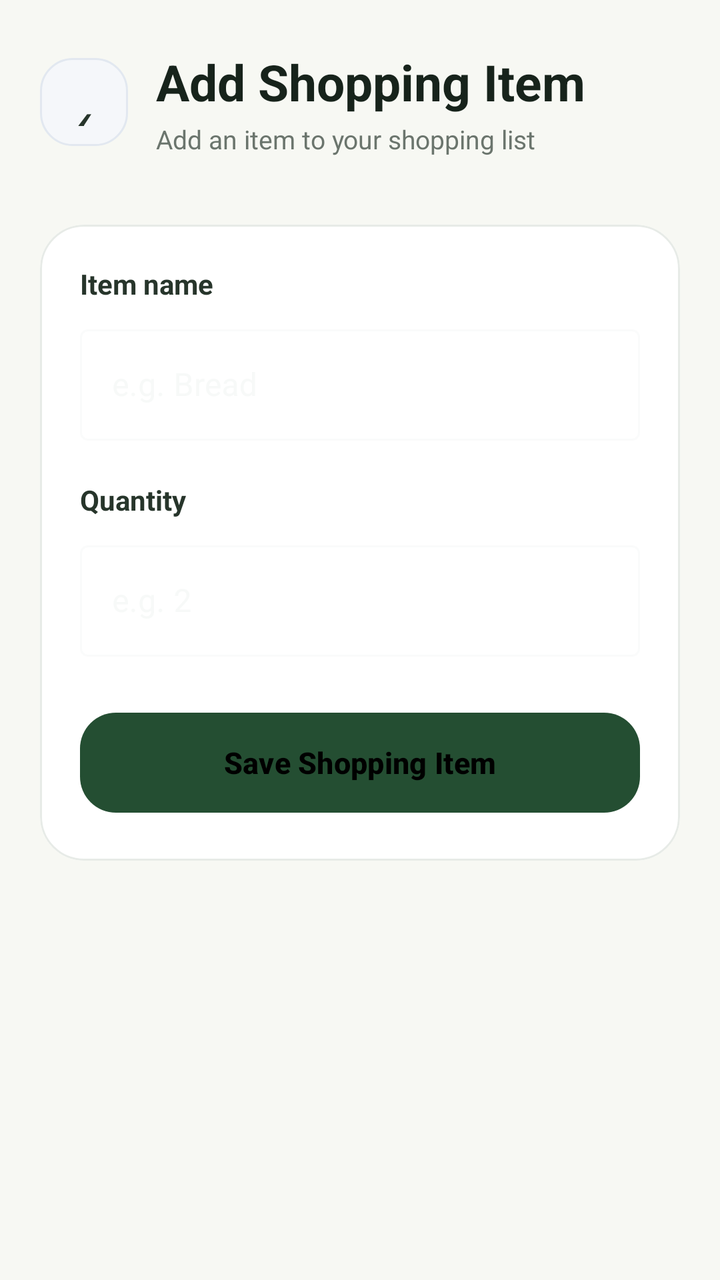
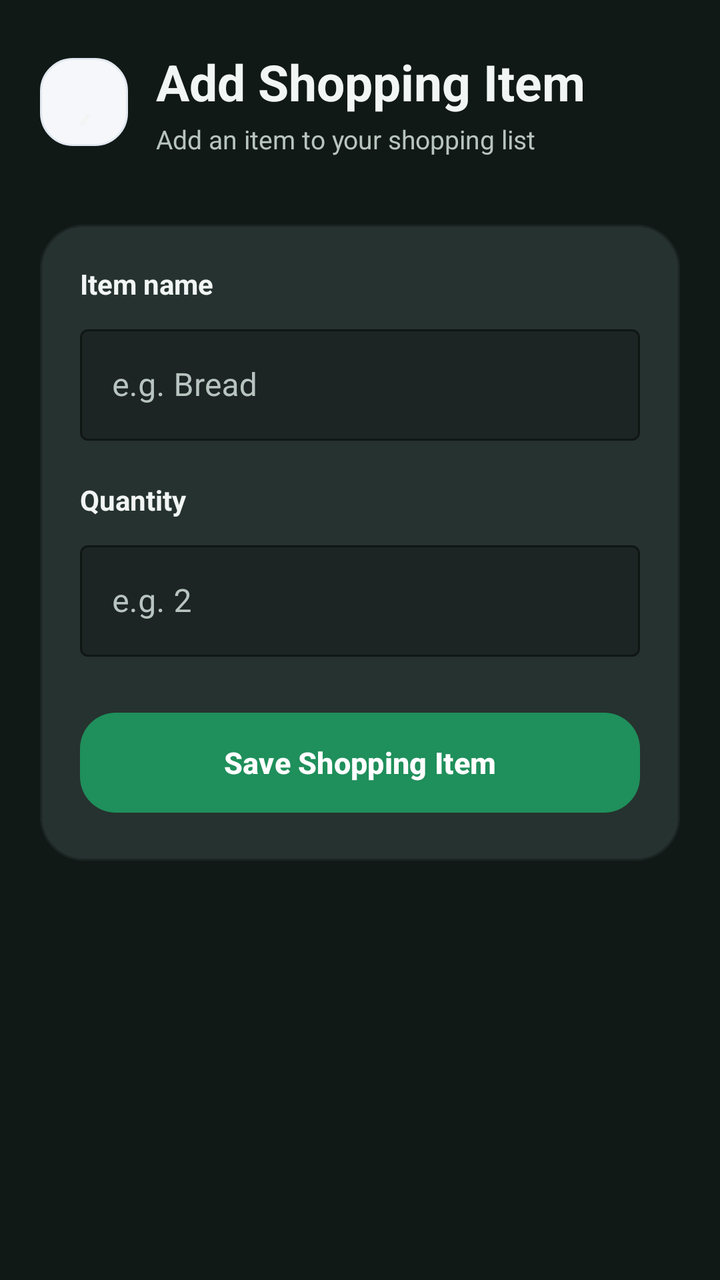

Compare the two renders of this Android layout. The source of the first and the diff that turns it into the second are given below.
<!-- AndroidManifest.xml: application theme Theme.SmartPantryManager -->
<!-- res/layout/activity_add_shopping_item.xml -->
<?xml version="1.0" encoding="utf-8"?>
<androidx.constraintlayout.widget.ConstraintLayout
    xmlns:android="http://schemas.android.com/apk/res/android"
    xmlns:app="http://schemas.android.com/apk/res-auto"
    android:layout_width="match_parent"
    android:layout_height="match_parent"
    android:background="#F7F8F3">

    
    <LinearLayout
        android:id="@+id/addShoppingHeader"
        android:layout_width="0dp"
        android:layout_height="wrap_content"
        android:gravity="center_vertical"
        android:orientation="horizontal"
        android:paddingStart="20dp"
        android:paddingTop="24dp"
        android:paddingEnd="20dp"
        android:paddingBottom="16dp"
        app:layout_constraintTop_toTopOf="parent"
        app:layout_constraintStart_toStartOf="parent"
        app:layout_constraintEnd_toEndOf="parent">

        <TextView
            android:id="@+id/backButton"
            android:layout_width="44dp"
            android:layout_height="44dp"
            android:background="@drawable/search_background"
            android:contentDescription="Go back"
            android:gravity="center"
            android:text="‹"
            android:textColor="#27352B"
            android:textSize="30sp" />

        <LinearLayout
            android:layout_width="0dp"
            android:layout_height="wrap_content"
            android:layout_marginStart="14dp"
            android:layout_weight="1"
            android:orientation="vertical">

            <TextView
                android:layout_width="wrap_content"
                android:layout_height="wrap_content"
                android:text="Add Shopping Item"
                android:textColor="#17231B"
                android:textSize="25sp"
                android:textStyle="bold" />

            <TextView
                android:layout_width="wrap_content"
                android:layout_height="wrap_content"
                android:layout_marginTop="3dp"
                android:text="Add an item to your shopping list"
                android:textColor="#6B756D"
                android:textSize="13sp" />

        </LinearLayout>

    </LinearLayout>


    
    <com.google.android.material.card.MaterialCardView
        android:id="@+id/shoppingFormCard"
        android:layout_width="0dp"
        android:layout_height="wrap_content"
        android:layout_marginStart="20dp"
        android:layout_marginTop="18dp"
        android:layout_marginEnd="20dp"
        app:cardBackgroundColor="#FFFFFF"
        app:cardCornerRadius="22dp"
        app:cardElevation="0dp"
        app:strokeColor="#E7EBE7"
        app:strokeWidth="1dp"
        app:layout_constraintTop_toBottomOf="@id/addShoppingHeader"
        app:layout_constraintStart_toStartOf="parent"
        app:layout_constraintEnd_toEndOf="parent">

        <LinearLayout
            android:layout_width="match_parent"
            android:layout_height="wrap_content"
            android:orientation="vertical"
            android:padding="20dp">

            
            <TextView
                android:layout_width="wrap_content"
                android:layout_height="wrap_content"
                android:text="Item name"
                android:textColor="#27352B"
                android:textSize="14sp"
                android:textStyle="bold" />

            <com.google.android.material.textfield.TextInputLayout
                android:id="@+id/itemNameInputLayout"
                style="@style/Widget.MaterialComponents.TextInputLayout.OutlinedBox"
                android:layout_width="match_parent"
                android:layout_height="wrap_content"
                android:layout_marginTop="8dp"
                android:hint="e.g. Bread">

                <com.google.android.material.textfield.TextInputEditText
                    android:id="@+id/itemNameInput"
                    android:layout_width="match_parent"
                    android:layout_height="wrap_content"
                    android:inputType="textCapSentences"
                    android:maxLines="1" />

            </com.google.android.material.textfield.TextInputLayout>


            
            <TextView
                android:layout_width="wrap_content"
                android:layout_height="wrap_content"
                android:layout_marginTop="20dp"
                android:text="Quantity"
                android:textColor="#27352B"
                android:textSize="14sp"
                android:textStyle="bold" />

            <com.google.android.material.textfield.TextInputLayout
                android:id="@+id/quantityInputLayout"
                style="@style/Widget.MaterialComponents.TextInputLayout.OutlinedBox"
                android:layout_width="match_parent"
                android:layout_height="wrap_content"
                android:layout_marginTop="8dp"
                android:hint="e.g. 2">

                <com.google.android.material.textfield.TextInputEditText
                    android:id="@+id/quantityInput"
                    android:layout_width="match_parent"
                    android:layout_height="wrap_content"
                    android:inputType="number"
                    android:maxLines="1" />

            </com.google.android.material.textfield.TextInputLayout>


            
            <com.google.android.material.button.MaterialButton
                android:id="@+id/saveShoppingItemButton"
                android:layout_width="match_parent"
                android:layout_height="58dp"
                android:layout_marginTop="24dp"
                android:text="Save Shopping Item"
                android:textAllCaps="false"
                android:textSize="15sp"
                android:textStyle="bold"
                app:backgroundTint="#244E32"
                app:cornerRadius="18dp" />

        </LinearLayout>

    </com.google.android.material.card.MaterialCardView>

</androidx.constraintlayout.widget.ConstraintLayout>
<!-- resources referenced by this layout -->
<resources>
  <!-- drawable search_background (drawable) -->
  <?xml version="1.0" encoding="utf-8"?>
  <shape xmlns:android="http://schemas.android.com/apk/res/android"
      android:shape="rectangle">
  
      <solid android:color="#F5F7FA" />
  
      <corners android:radius="16dp" />
  
      <stroke
          android:width="1dp"
          android:color="#E2E8F0" />
  
      <padding
          android:left="16dp"
          android:top="10dp"
          android:right="16dp"
          android:bottom="10dp" />
  
  </shape>
  <style name="Theme.SmartPantryManager" parent="Base.Theme.SmartPantryManager" />
  <style name="Base.Theme.SmartPantryManager" parent="Theme.Material3.Dark.NoActionBar">
  
          <item name="colorPrimary">@color/primary_green</item>
          <item name="colorOnPrimary">@color/black</item>
  
          <item name="colorSecondary">@color/primary_green_dark</item>
          <item name="colorOnSecondary">@color/text_primary_dark</item>
  
          <item name="colorSurface">@color/surface_dark</item>
          <item name="colorOnSurface">@color/text_primary_dark</item>
  
          <item name="android:windowBackground">@color/background_dark</item>
          <item name="android:colorAccent">@color/primary_green</item>
  
          <item name="android:statusBarColor">@color/background_dark</item>
          <item name="android:navigationBarColor">@color/background_dark</item>
  
          <item name="android:windowLightStatusBar">false</item>
  
      </style>
  <color name="primary_green">#39D98A</color>
  <color name="black">#FF000000</color>
  <color name="primary_green_dark">#1F8F5B</color>
  <color name="text_primary_dark">#F1F5F3</color>
  <color name="surface_dark">#1C2523</color>
  <color name="background_dark">#111917</color>
</resources>

<!-- the commit's change to res/layout/activity_add_shopping_item.xml (unified diff, before → after) -->
@@ -4,7 +4,7 @@
     xmlns:app="http://schemas.android.com/apk/res-auto"
     android:layout_width="match_parent"
     android:layout_height="match_parent"
-    android:background="#F7F8F3">
+    android:background="@color/background_dark">
 
     
     <LinearLayout
@@ -29,7 +29,7 @@
             android:contentDescription="Go back"
             android:gravity="center"
             android:text="‹"
-            android:textColor="#27352B"
+            android:textColor="@color/text_primary_dark"
             android:textSize="30sp" />
 
         <LinearLayout
@@ -43,7 +43,7 @@
                 android:layout_width="wrap_content"
                 android:layout_height="wrap_content"
                 android:text="Add Shopping Item"
-                android:textColor="#17231B"
+                android:textColor="@color/text_primary_dark"
                 android:textSize="25sp"
                 android:textStyle="bold" />
 
@@ -52,13 +52,12 @@
                 android:layout_height="wrap_content"
                 android:layout_marginTop="3dp"
                 android:text="Add an item to your shopping list"
-                android:textColor="#6B756D"
+                android:textColor="@color/text_secondary_dark"
                 android:textSize="13sp" />
 
         </LinearLayout>
 
     </LinearLayout>
-
 
     
     <com.google.android.material.card.MaterialCardView
@@ -68,10 +67,10 @@
         android:layout_marginStart="20dp"
         android:layout_marginTop="18dp"
         android:layout_marginEnd="20dp"
-        app:cardBackgroundColor="#FFFFFF"
+        app:cardBackgroundColor="@color/surface_card"
         app:cardCornerRadius="22dp"
         app:cardElevation="0dp"
-        app:strokeColor="#E7EBE7"
+        app:strokeColor="@color/surface_dark"
         app:strokeWidth="1dp"
         app:layout_constraintTop_toBottomOf="@id/addShoppingHeader"
         app:layout_constraintStart_toStartOf="parent"
@@ -88,7 +87,7 @@
                 android:layout_width="wrap_content"
                 android:layout_height="wrap_content"
                 android:text="Item name"
-                android:textColor="#27352B"
+                android:textColor="@color/text_primary_dark"
                 android:textSize="14sp"
                 android:textStyle="bold" />
 
@@ -98,17 +97,22 @@
                 android:layout_width="match_parent"
                 android:layout_height="wrap_content"
                 android:layout_marginTop="8dp"
-                android:hint="e.g. Bread">
+                android:hint="e.g. Bread"
+                android:textColorHint="@color/text_secondary_dark"
+                app:boxBackgroundColor="@color/surface_dark"
+                app:boxStrokeColor="@color/primary_green"
+                app:hintTextColor="@color/text_secondary_dark">
 
                 <com.google.android.material.textfield.TextInputEditText
                     android:id="@+id/itemNameInput"
                     android:layout_width="match_parent"
                     android:layout_height="wrap_content"
                     android:inputType="textCapSentences"
-                    android:maxLines="1" />
+                    android:maxLines="1"
+                    android:textColor="@color/text_primary_dark"
+                    android:textColorHint="@color/text_secondary_dark" />
 
             </com.google.android.material.textfield.TextInputLayout>
-
 
             
             <TextView
@@ -116,7 +120,7 @@
                 android:layout_height="wrap_content"
                 android:layout_marginTop="20dp"
                 android:text="Quantity"
-                android:textColor="#27352B"
+                android:textColor="@color/text_primary_dark"
                 android:textSize="14sp"
                 android:textStyle="bold" />
 
@@ -126,17 +130,22 @@
                 android:layout_width="match_parent"
                 android:layout_height="wrap_content"
                 android:layout_marginTop="8dp"
-                android:hint="e.g. 2">
+                android:hint="e.g. 2"
+                android:textColorHint="@color/text_secondary_dark"
+                app:boxBackgroundColor="@color/surface_dark"
+                app:boxStrokeColor="@color/primary_green"
+                app:hintTextColor="@color/text_secondary_dark">
 
                 <com.google.android.material.textfield.TextInputEditText
                     android:id="@+id/quantityInput"
                     android:layout_width="match_parent"
                     android:layout_height="wrap_content"
                     android:inputType="number"
-                    android:maxLines="1" />
+                    android:maxLines="1"
+                    android:textColor="@color/text_primary_dark"
+                    android:textColorHint="@color/text_secondary_dark" />
 
             </com.google.android.material.textfield.TextInputLayout>
-
 
             
             <com.google.android.material.button.MaterialButton
@@ -146,9 +155,10 @@
                 android:layout_marginTop="24dp"
                 android:text="Save Shopping Item"
                 android:textAllCaps="false"
+                android:textColor="#FFFFFFFF"
                 android:textSize="15sp"
                 android:textStyle="bold"
-                app:backgroundTint="#244E32"
+                app:backgroundTint="@color/primary_green_dark"
                 app:cornerRadius="18dp" />
 
         </LinearLayout>
<!-- resource entries referenced after the edit -->
@@ -44,7 +44,9 @@
   <color name="primary_green">#39D98A</color>
   <color name="black">#FF000000</color>
   <color name="primary_green_dark">#1F8F5B</color>
+  <color name="surface_card">#26322F</color>
   <color name="text_primary_dark">#F1F5F3</color>
+  <color name="text_secondary_dark">#B8C4BF</color>
   <color name="surface_dark">#1C2523</color>
   <color name="background_dark">#111917</color>
 </resources>
